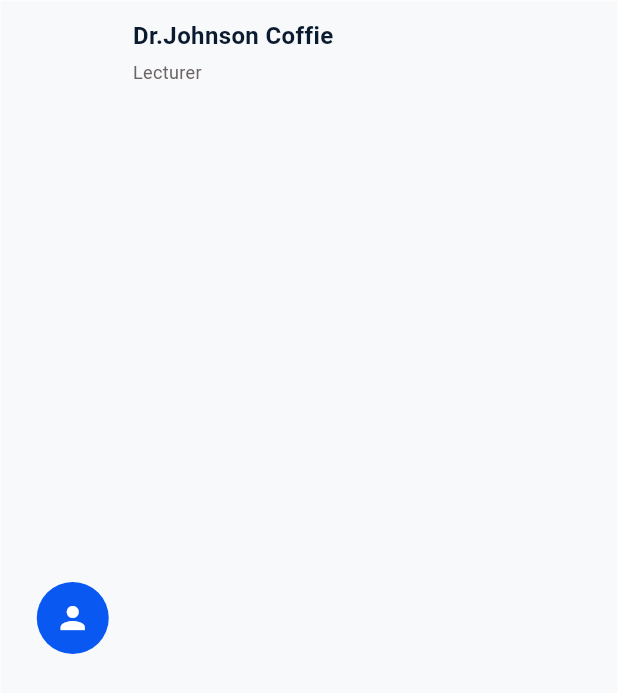
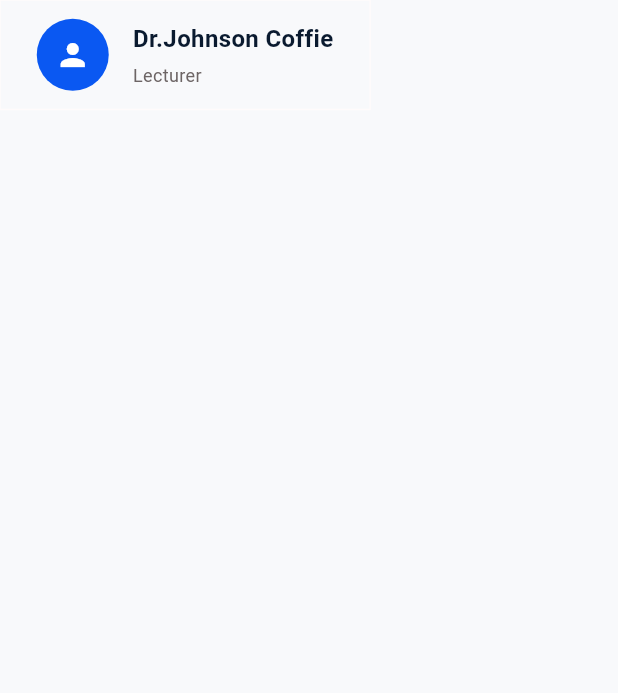
Before and after one commit to sarkodieandy/lexgo, a Flutter app: the Footer widget shown alone on an empty page, opened directly, on a phone screen of 412 x 824 dp. Shown: the top 693 px of the screen. Run offline on Flutter 3.47's test engine with Material 3 defaults, Android fonts, the phone set to English and light mode, and no system bars.

Commit message:
Fix sidebar footer layout

```diff
--- a/lib/widgets/footer.dart
+++ b/lib/widgets/footer.dart
@@ -8,7 +8,6 @@ class Footer extends StatelessWidget {
   @override
   Widget build(BuildContext context) {
     return Container(
-      width: double.infinity,
       padding: const EdgeInsets.symmetric(horizontal: 24, vertical: 12),
       decoration: const ShapeDecoration(
         shape: RoundedRectangleBorder(
@@ -20,6 +19,7 @@ class Footer extends StatelessWidget {
         ),
       ),
       child: Row(
+        mainAxisSize: MainAxisSize.min,
         crossAxisAlignment: CrossAxisAlignment.center,
         children: [
           Container(
@@ -35,6 +35,7 @@ class Footer extends StatelessWidget {
           ),
           const SizedBox(width: 16),
           Column(
+            mainAxisSize: MainAxisSize.min,
             crossAxisAlignment: CrossAxisAlignment.start,
             children: const [
               Text(
```
